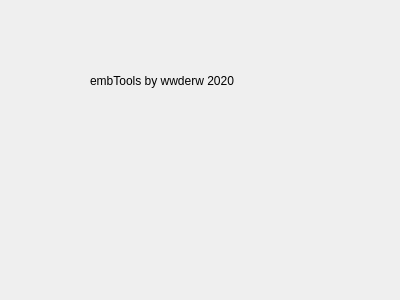
First picture: the form in about.ui, repository wwderw/embTools, before the edit.
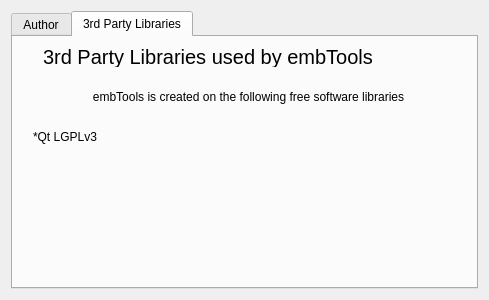
Second picture: the form after the edit. The open tabs and pages were chosen to show the change. Icons and pictures are not drawn.

The edit to the form file:
```diff
--- a/about.ui
+++ b/about.ui
@@ -6,20 +6,30 @@
    <rect>
     <x>0</x>
     <y>0</y>
-    <width>400</width>
+    <width>489</width>
     <height>300</height>
    </rect>
   </property>
   <property name="windowTitle">
    <string>Dialog</string>
   </property>
-  <widget class="QLabel" name="logo">
+  <layout class="QGridLayout" name="gridLayout">
+   <item row="0" column="0">
+    <widget class="QTabWidget" name="tabWidget">
+     <property name="currentIndex">
+      <number>0</number>
+     </property>
+     <widget class="QWidget" name="tab">
+      <attribute name="title">
+       <string>Author</string>
+      </attribute>
+      <widget class="QLabel" name="label">
    <property name="geometry">
     <rect>
-     <x>120</x>
-     <y>110</y>
-     <width>111</width>
-     <height>81</height>
+         <x>110</x>
+         <y>0</y>
+         <width>221</width>
+         <height>141</height>
     </rect>
    </property>
    <property name="text">
@@ -32,19 +42,80 @@
     <bool>true</bool>
    </property>
   </widget>
-  <widget class="QLabel" name="label">
+      <widget class="QLabel" name="label_2">
    <property name="geometry">
     <rect>
-     <x>90</x>
-     <y>60</y>
-     <width>201</width>
-     <height>41</height>
-    </rect>
-   </property>
+         <x>110</x>
+         <y>180</y>
+         <width>249</width>
+         <height>28</height>
+        </rect>
+       </property>
+       <property name="font">
+        <font>
+         <pointsize>14</pointsize>
+        </font>
+       </property>
    <property name="text">
-    <string>embTools by wwderw 2020</string>
-   </property>
-  </widget>
+        <string>2020 Evan &quot;wwderw&quot; West</string>
+       </property>
+      </widget>
+     </widget>
+     <widget class="QWidget" name="tab_2">
+      <attribute name="title">
+       <string>3rd Party Libraries</string>
+      </attribute>
+      <widget class="QLabel" name="label_3">
+       <property name="geometry">
+        <rect>
+         <x>30</x>
+         <y>10</y>
+         <width>381</width>
+         <height>20</height>
+        </rect>
+       </property>
+       <property name="font">
+        <font>
+         <pointsize>15</pointsize>
+        </font>
+       </property>
+       <property name="text">
+        <string>3rd Party Libraries used by embTools</string>
+       </property>
+      </widget>
+      <widget class="QLabel" name="label_4">
+       <property name="geometry">
+        <rect>
+         <x>40</x>
+         <y>50</y>
+         <width>391</width>
+         <height>20</height>
+        </rect>
+       </property>
+       <property name="text">
+        <string>embTools is created on the following free software libraries</string>
+       </property>
+       <property name="alignment">
+        <set>Qt::AlignCenter</set>
+       </property>
+      </widget>
+      <widget class="QLabel" name="label_5">
+       <property name="geometry">
+        <rect>
+         <x>20</x>
+         <y>90</y>
+         <width>81</width>
+         <height>20</height>
+        </rect>
+       </property>
+       <property name="text">
+        <string>*Qt LGPLv3</string>
+       </property>
+      </widget>
+     </widget>
+    </widget>
+   </item>
+  </layout>
  </widget>
  <resources>
   <include location="Resources.qrc"/>
```
Left out of the diff: 2 changed lines with no effect on the pictures. Lines whose indentation alone changed are shown as unchanged.
